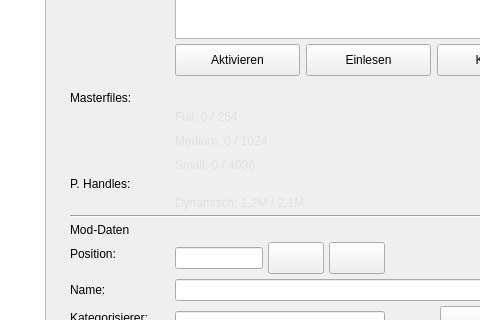
Old version of the form Structure/GUI/Page_LoadOrder.ui in the repository Looking4Git/Starfield_LOH; both pictures show x 303 to 783 and y 267 to 587 of the 1024 by 720 pixel window.
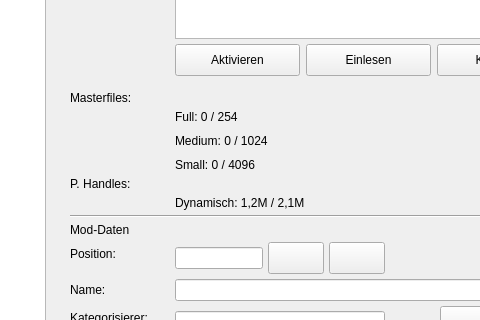
New version of the form. Icons and pictures are not drawn. Custom widgets are drawn as their Qt base class.

Patch:
```diff
--- a/Structure/GUI/Page_LoadOrder.ui
+++ b/Structure/GUI/Page_LoadOrder.ui
@@ -452,9 +452,6 @@
          </item>
          <item row="8" column="1">
           <widget class="QLabel" name="lbl_full_val">
-           <property name="styleSheet">
-            <string>color: #e0e0e0; font-size: 12px; margin-bottom: 0px;</string>
-           </property>
            <property name="text">
             <string>Full: 0 / 254</string>
            </property>
@@ -465,9 +462,6 @@
          </item>
          <item row="10" column="1">
           <widget class="QLabel" name="lbl_medium_val">
-           <property name="styleSheet">
-            <string>color: #e0e0e0; font-size: 12px; margin-bottom: 0px;</string>
-           </property>
            <property name="text">
             <string>Medium: 0 / 1024</string>
            </property>
@@ -478,9 +472,6 @@
          </item>
          <item row="12" column="1">
           <widget class="QLabel" name="lbl_small_val">
-           <property name="styleSheet">
-            <string>color: #e0e0e0; font-size: 12px; margin-bottom: 0px;</string>
-           </property>
            <property name="text">
             <string>Small: 0 / 4096</string>
            </property>
@@ -516,9 +507,6 @@
          </item>
          <item row="14" column="1">
           <widget class="QLabel" name="lbl_pointers_val">
-           <property name="styleSheet">
-            <string>color: #e0e0e0; font-size: 12px; margin-bottom: 0px;</string>
-           </property>
            <property name="text">
             <string>Dynamisch: 1,2M / 2,1M</string>
            </property>
```
Left out of the diff: 2 changed lines with no effect on the pictures.
